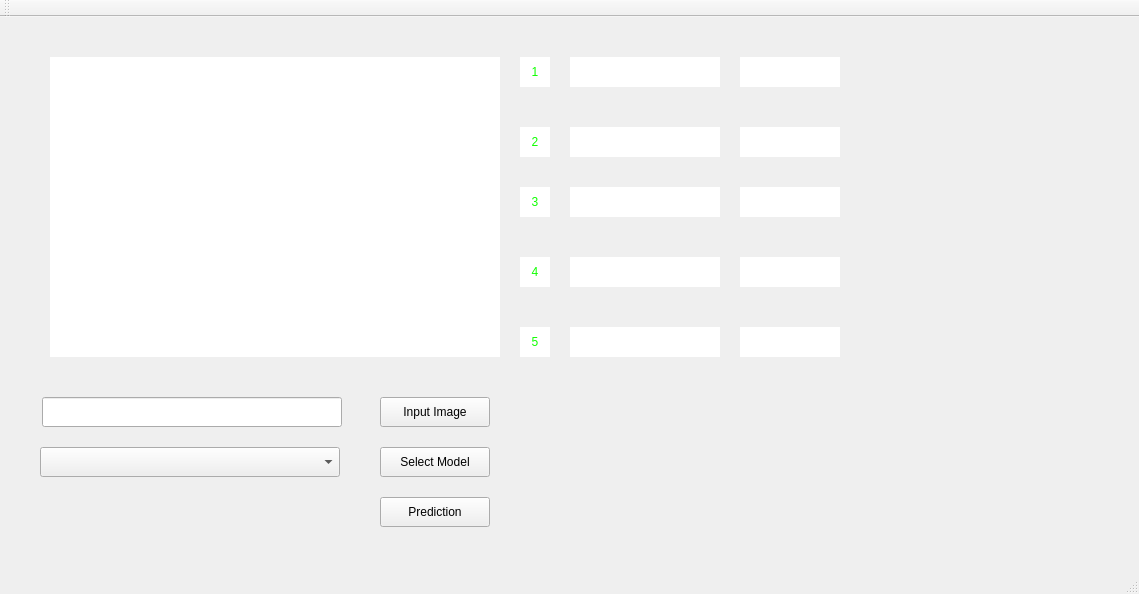
daijialun/QtClassification, file mainwindow.ui: the form before one commit.
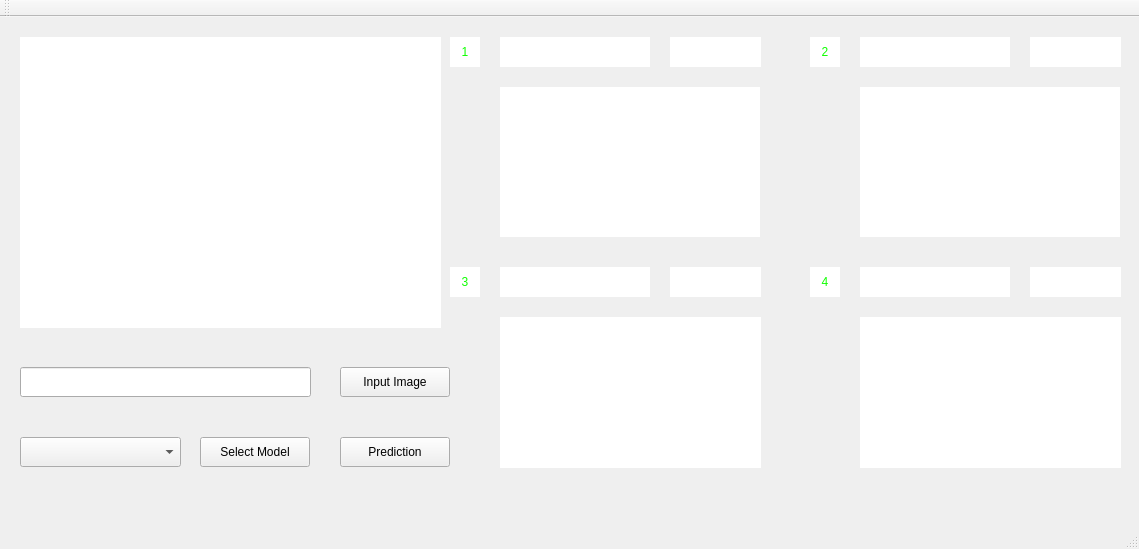
The form after the commit.

Diff of the .ui file:
```diff
--- a/mainwindow.ui
+++ b/mainwindow.ui
@@ -7,7 +7,7 @@
     <x>0</x>
     <y>0</y>
     <width>1139</width>
-    <height>594</height>
+    <height>549</height>
    </rect>
   </property>
   <property name="windowTitle">
@@ -17,8 +17,8 @@
    <widget class="QPushButton" name="btnUpload">
     <property name="geometry">
      <rect>
-      <x>380</x>
-      <y>380</y>
+      <x>340</x>
+      <y>350</y>
       <width>110</width>
       <height>30</height>
      </rect>
@@ -30,9 +30,9 @@
    <widget class="QLineEdit" name="lineImagePath">
     <property name="geometry">
      <rect>
-      <x>42</x>
-      <y>380</y>
-      <width>300</width>
+      <x>20</x>
+      <y>350</y>
+      <width>291</width>
       <height>30</height>
      </rect>
     </property>
@@ -40,10 +40,10 @@
    <widget class="QLabel" name="labelImage">
     <property name="geometry">
      <rect>
-      <x>50</x>
-      <y>40</y>
-      <width>450</width>
-      <height>300</height>
+      <x>20</x>
+      <y>20</y>
+      <width>421</width>
+      <height>291</height>
      </rect>
     </property>
     <property name="styleSheet">
@@ -62,8 +62,8 @@
    <widget class="QPushButton" name="btnShow">
     <property name="geometry">
      <rect>
-      <x>380</x>
-      <y>480</y>
+      <x>340</x>
+      <y>420</y>
       <width>110</width>
       <height>30</height>
      </rect>
@@ -75,8 +75,8 @@
    <widget class="QLabel" name="labelClass1">
     <property name="geometry">
      <rect>
-      <x>570</x>
-      <y>40</y>
+      <x>500</x>
+      <y>20</y>
       <width>150</width>
       <height>30</height>
      </rect>
@@ -91,8 +91,8 @@
    <widget class="QLabel" name="labelSeq1">
     <property name="geometry">
      <rect>
-      <x>520</x>
-      <y>40</y>
+      <x>450</x>
+      <y>20</y>
       <width>30</width>
       <height>30</height>
      </rect>
@@ -111,8 +111,8 @@
    <widget class="QLabel" name="labelSeq2">
     <property name="geometry">
      <rect>
-      <x>520</x>
-      <y>110</y>
+      <x>810</x>
+      <y>20</y>
       <width>30</width>
       <height>30</height>
      </rect>
@@ -131,8 +131,8 @@
    <widget class="QLabel" name="labelClass2">
     <property name="geometry">
      <rect>
-      <x>570</x>
-      <y>110</y>
+      <x>860</x>
+      <y>20</y>
       <width>150</width>
       <height>30</height>
      </rect>
@@ -147,8 +147,8 @@
    <widget class="QLabel" name="labelSeq3">
     <property name="geometry">
      <rect>
-      <x>520</x>
-      <y>170</y>
+      <x>450</x>
+      <y>250</y>
       <width>30</width>
       <height>30</height>
      </rect>
@@ -167,8 +167,8 @@
    <widget class="QLabel" name="labelClass3">
     <property name="geometry">
      <rect>
-      <x>570</x>
-      <y>170</y>
+      <x>500</x>
+      <y>250</y>
       <width>150</width>
       <height>30</height>
      </rect>
@@ -183,8 +183,8 @@
    <widget class="QLabel" name="labelSeq4">
     <property name="geometry">
      <rect>
-      <x>520</x>
-      <y>240</y>
+      <x>810</x>
+      <y>250</y>
       <width>30</width>
       <height>30</height>
      </rect>
@@ -203,44 +203,8 @@
    <widget class="QLabel" name="labelClass4">
     <property name="geometry">
      <rect>
-      <x>570</x>
-      <y>240</y>
-      <width>150</width>
-      <height>30</height>
-     </rect>
-    </property>
-    <property name="styleSheet">
-     <string notr="true">background-color: rgb(255, 255, 255);</string>
-    </property>
-    <property name="text">
-     <string/>
-    </property>
-   </widget>
-   <widget class="QLabel" name="labelSeq5">
-    <property name="geometry">
-     <rect>
-      <x>520</x>
-      <y>310</y>
-      <width>30</width>
-      <height>30</height>
-     </rect>
-    </property>
-    <property name="styleSheet">
-     <string notr="true">background-color: rgb(255, 255, 255);
-color: rgb(15, 255, 0);</string>
-    </property>
-    <property name="text">
-     <string>5</string>
-    </property>
-    <property name="alignment">
-     <set>Qt::AlignCenter</set>
-    </property>
-   </widget>
-   <widget class="QLabel" name="labelClass5">
-    <property name="geometry">
-     <rect>
-      <x>570</x>
-      <y>310</y>
+      <x>860</x>
+      <y>250</y>
       <width>150</width>
       <height>30</height>
      </rect>
@@ -255,9 +219,9 @@
    <widget class="QLabel" name="labelScore1">
     <property name="geometry">
      <rect>
-      <x>740</x>
-      <y>40</y>
-      <width>100</width>
+      <x>670</x>
+      <y>20</y>
+      <width>91</width>
       <height>30</height>
      </rect>
     </property>
@@ -271,9 +235,9 @@
    <widget class="QLabel" name="labelScore2">
     <property name="geometry">
      <rect>
-      <x>740</x>
-      <y>110</y>
-      <width>100</width>
+      <x>1030</x>
+      <y>20</y>
+      <width>91</width>
       <height>30</height>
      </rect>
     </property>
@@ -287,9 +251,9 @@
    <widget class="QLabel" name="labelScore3">
     <property name="geometry">
      <rect>
-      <x>740</x>
-      <y>170</y>
-      <width>100</width>
+      <x>670</x>
+      <y>250</y>
+      <width>91</width>
       <height>30</height>
      </rect>
     </property>
@@ -303,25 +267,9 @@
    <widget class="QLabel" name="labelScore4">
     <property name="geometry">
      <rect>
-      <x>740</x>
-      <y>240</y>
-      <width>100</width>
-      <height>30</height>
-     </rect>
-    </property>
-    <property name="styleSheet">
-     <string notr="true">background-color: rgb(255, 255, 255);</string>
-    </property>
-    <property name="text">
-     <string/>
-    </property>
-   </widget>
-   <widget class="QLabel" name="labelScore5">
-    <property name="geometry">
-     <rect>
-      <x>740</x>
-      <y>310</y>
-      <width>100</width>
+      <x>1030</x>
+      <y>250</y>
+      <width>91</width>
       <height>30</height>
      </rect>
     </property>
@@ -335,8 +283,8 @@
    <widget class="QPushButton" name="btnSelect">
     <property name="geometry">
      <rect>
-      <x>380</x>
-      <y>430</y>
+      <x>200</x>
+      <y>420</y>
       <width>110</width>
       <height>30</height>
      </rect>
@@ -348,9 +296,9 @@
    <widget class="QComboBox" name="comboBoxModel">
     <property name="geometry">
      <rect>
-      <x>40</x>
-      <y>430</y>
-      <width>300</width>
+      <x>20</x>
+      <y>420</y>
+      <width>161</width>
       <height>30</height>
      </rect>
     </property>
@@ -358,6 +306,82 @@
      <string notr="true"/>
     </property>
    </widget>
+   <widget class="QLabel" name="labelTop1">
+    <property name="geometry">
+     <rect>
+      <x>500</x>
+      <y>70</y>
+      <width>260</width>
+      <height>150</height>
+     </rect>
+    </property>
+    <property name="styleSheet">
+     <string notr="true">background-color: rgb(255, 255, 255);</string>
+    </property>
+    <property name="text">
+     <string/>
+    </property>
+    <property name="alignment">
+     <set>Qt::AlignCenter</set>
+    </property>
+   </widget>
+   <widget class="QLabel" name="labelTop2">
+    <property name="geometry">
+     <rect>
+      <x>860</x>
+      <y>70</y>
+      <width>260</width>
+      <height>150</height>
+     </rect>
+    </property>
+    <property name="styleSheet">
+     <string notr="true">background-color: rgb(255, 255, 255);</string>
+    </property>
+    <property name="text">
+     <string/>
+    </property>
+    <property name="alignment">
+     <set>Qt::AlignCenter</set>
+    </property>
+   </widget>
+   <widget class="QLabel" name="labelTop3">
+    <property name="geometry">
+     <rect>
+      <x>500</x>
+      <y>300</y>
+      <width>261</width>
+      <height>151</height>
+     </rect>
+    </property>
+    <property name="styleSheet">
+     <string notr="true">background-color: rgb(255, 255, 255);</string>
+    </property>
+    <property name="text">
+     <string/>
+    </property>
+    <property name="alignment">
+     <set>Qt::AlignCenter</set>
+    </property>
+   </widget>
+   <widget class="QLabel" name="labelTop4">
+    <property name="geometry">
+     <rect>
+      <x>860</x>
+      <y>300</y>
+      <width>261</width>
+      <height>151</height>
+     </rect>
+    </property>
+    <property name="styleSheet">
+     <string notr="true">background-color: rgb(255, 255, 255);</string>
+    </property>
+    <property name="text">
+     <string/>
+    </property>
+    <property name="alignment">
+     <set>Qt::AlignCenter</set>
+    </property>
+   </widget>
   </widget>
   <widget class="QMenuBar" name="menuBar">
    <property name="geometry">
```
